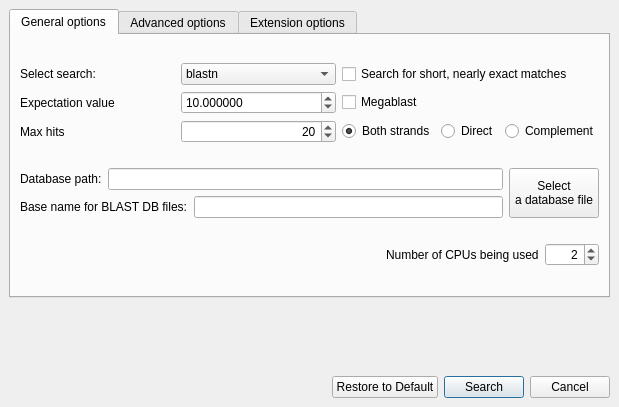
First picture: the form in src/plugins/external_tool_support/src/ui/BlastAllSupportDialog.ui, repository violethaze74/ugene, before the edit.
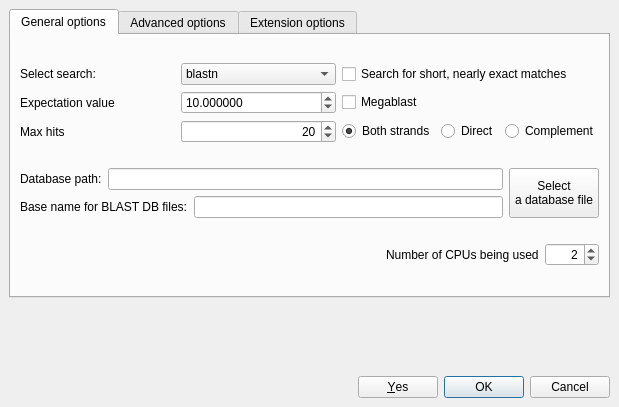
Second picture: the form after the edit.

Commit message: Help system for all dialogs, UI improvements for all dialogs.

Patch:
```diff
--- a/src/plugins/external_tool_support/src/ui/BlastAllSupportDialog.ui
+++ b/src/plugins/external_tool_support/src/ui/BlastAllSupportDialog.ui
@@ -707,54 +707,11 @@
     </spacer>
    </item>
    <item>
-    <layout class="QHBoxLayout" name="horizontalLayout_3">
-     <item>
-      <spacer name="horizontalSpacer">
-       <property name="orientation">
-        <enum>Qt::Horizontal</enum>
-       </property>
-       <property name="sizeHint" stdset="0">
-        <size>
-         <width>138</width>
-         <height>20</height>
-        </size>
-       </property>
-      </spacer>
-     </item>
-     <item>
-      <widget class="QPushButton" name="restoreButton">
-       <property name="text">
-        <string>Restore to Default</string>
-       </property>
-       <property name="autoDefault">
-        <bool>false</bool>
-       </property>
-      </widget>
-     </item>
-     <item>
-      <widget class="QPushButton" name="okButton">
-       <property name="text">
-        <string>Search</string>
-       </property>
-       <property name="autoDefault">
-        <bool>false</bool>
-       </property>
-       <property name="default">
-        <bool>true</bool>
-       </property>
-      </widget>
-     </item>
-     <item>
-      <widget class="QPushButton" name="cancelButton">
-       <property name="text">
-        <string>Cancel</string>
-       </property>
-       <property name="autoDefault">
-        <bool>false</bool>
-       </property>
-      </widget>
-     </item>
-    </layout>
+    <widget class="QDialogButtonBox" name="buttonBox">
+     <property name="standardButtons">
+      <set>QDialogButtonBox::Cancel|QDialogButtonBox::Ok|QDialogButtonBox::Yes</set>
+     </property>
+    </widget>
    </item>
   </layout>
  </widget>
```
The commit also changes 309 other files.
